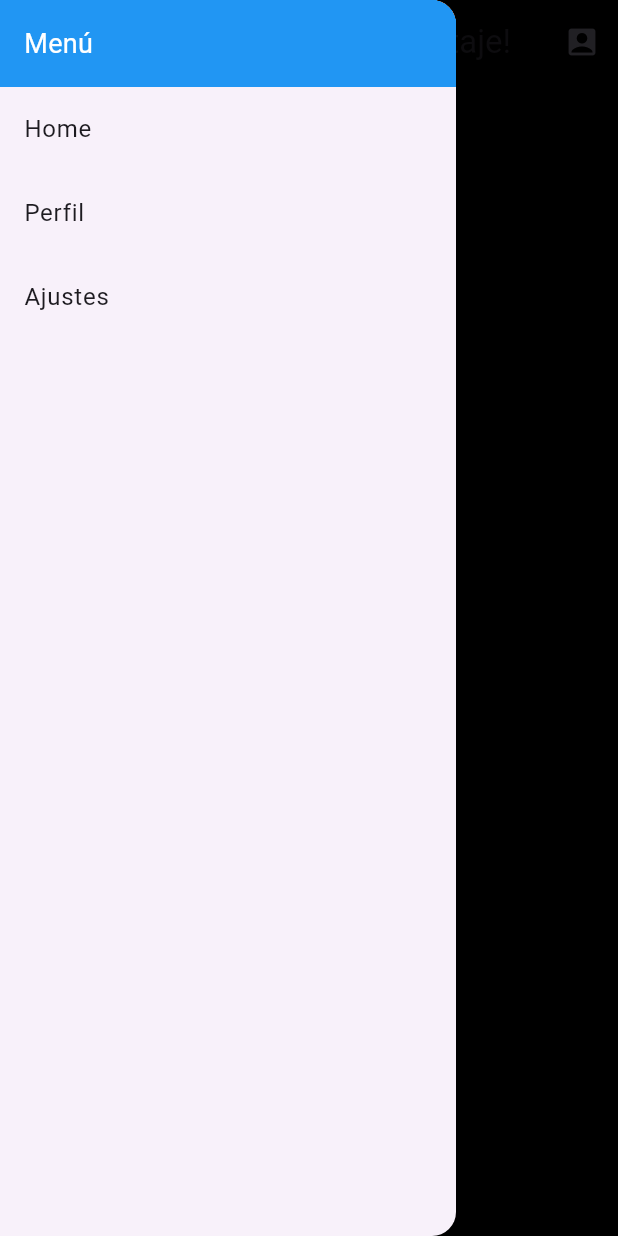
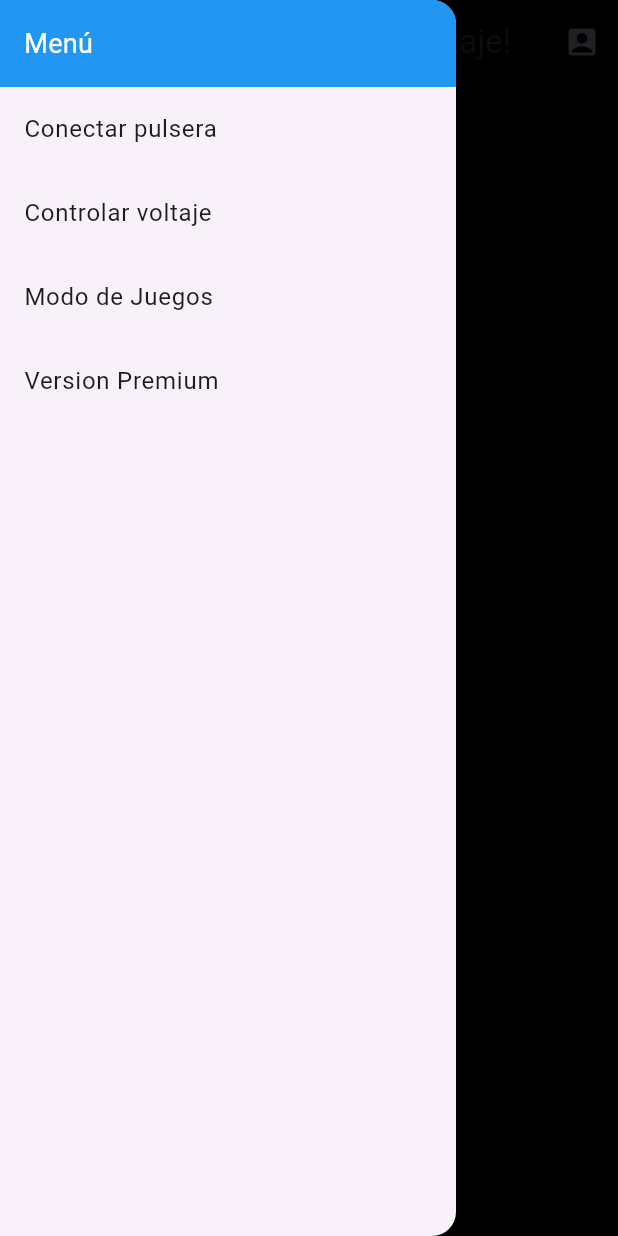
Before and after one commit to enneeeeer/tragovoltaje, a Flutter app: the HomePage screen opened directly, with the side drawer open, on a phone screen of 412 x 824 dp. Run offline on Flutter 3.47's test engine with Material 3 defaults, Android fonts, the phone set to English and light mode, and no system bars.

Commit message:
Mas cosas a la sidebar

```diff
--- a/flutter_application_2/lib/home_page.dart
+++ b/flutter_application_2/lib/home_page.dart
@@ -86,23 +86,30 @@ class _HomePageState extends State<HomePage> {
               ),
             ),
             ListTile(
-              title: const Text('Home'),
+              title: const Text('Conectar pulsera'),
               onTap: () {
                 _onItemTapped(0);
                 Navigator.pop(context); // Cierra el drawer
               },
             ),
             ListTile(
-              title: const Text('Perfil'),
+              title: const Text('Controlar voltaje'),
               onTap: () {
                 _onItemTapped(1);
                 Navigator.pop(context); // Cierra el drawer
               },
             ),
             ListTile(
-              title: const Text('Ajustes'),
+              title: const Text('Modo de Juegos'),
               onTap: () {
                 _onItemTapped(2);
+                Navigator.pop(context); // Cierra el drawer
+              },
+            ),
+            ListTile(
+              title: const Text('Version Premium'),
+              onTap: () {
+                _onItemTapped(3);
                 Navigator.pop(context); // Cierra el drawer
               },
             ),
```
